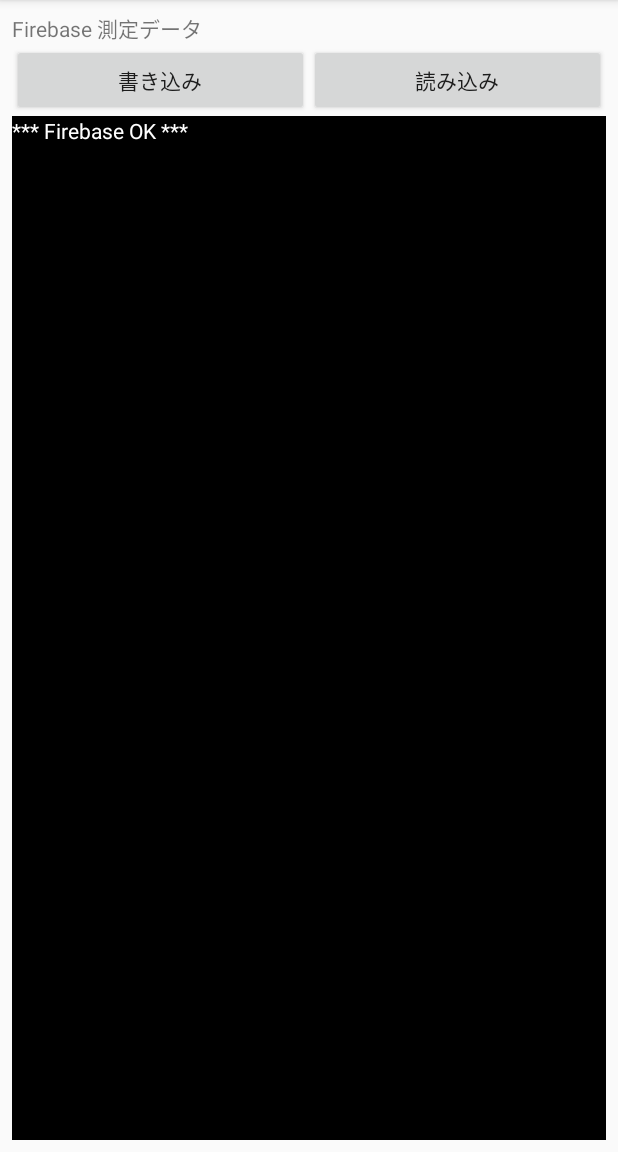
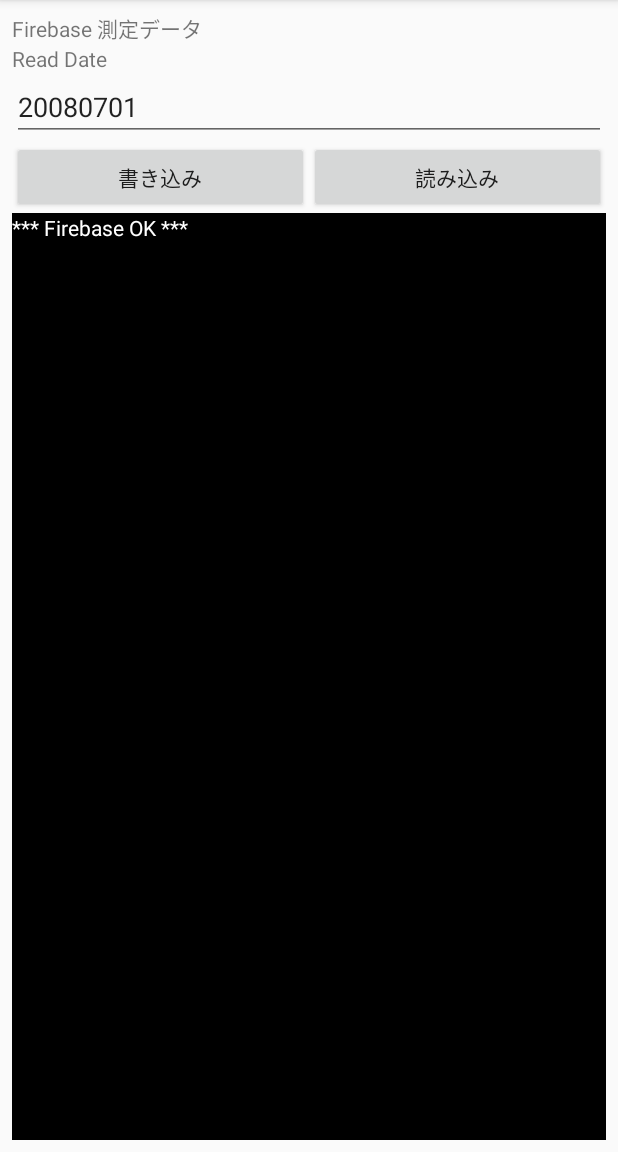
Before and after one commit to IoTken/acacia-android, an Android app: the DebugActivity screen opened directly, with no data from a screen before it, on a phone screen of 412 x 824 dp, the part 84-1236 px from its top. Run offline under Robolectric (Android 15) with nearby library versions, the phone set to English and light mode, and no system bars; our stand-ins replace Firebase (no records; nobody signed in at launch, a user with empty details on screens opened directly).

Commit message:
add EditText

```diff
--- a/app/src/main/java/com/acacia/iotken/acacia/ui/DebugActivity.java
+++ b/app/src/main/java/com/acacia/iotken/acacia/ui/DebugActivity.java
@@ -7,6 +7,7 @@ import android.util.Log;
 import android.view.Menu;
 import android.view.MenuItem;
 import android.view.View;
+import android.widget.EditText;
 import android.widget.ScrollView;
 import android.widget.TextView;
 
@@ -41,10 +42,12 @@ public class DebugActivity extends AppCompatActivity {
             public void onClick(View v) {
                 Log.d(TAG,"onClick button_measurement_read");
                 addLog("*** 読み込み ***\n");
+                EditText editText = findViewById(R.id.editText_readDate);
+                final String readDate = editText.getText().toString();
                 FirebaseManager.readMeasurementData(new FirebaseManager.OnFinishedListener() {
                     @Override
                     public void onSuccess(Map<String, MeasurementData> result) {
-                        addLog("date:\n" + mReadDate + "\n\n");
+                        addLog("date:\n" + readDate + "\n\n");
                         addLog("result:\n" +result + "\n\n");
                         addLog("*** 読み込み完了 ***\n\n");
                     }
@@ -54,7 +57,7 @@ public class DebugActivity extends AppCompatActivity {
                         addLog("*** 読み込み失敗 ***\n\n");
                     }
 
-                }, mReadDate);
+                }, readDate);
             }
         });
 
--- a/app/src/main/res/layout/activity_debug.xml
+++ b/app/src/main/res/layout/activity_debug.xml
@@ -25,9 +25,25 @@
             android:layout_width="match_parent"
             android:layout_height="wrap_content"
             android:text="@string/text_measurement_data"
+            android:focusable="true"
+            android:focusableInTouchMode="true"
             tools:layout_editor_absoluteX="77dp"
             tools:layout_editor_absoluteY="126dp" />
 
+        <TextView
+            android:id="@+id/textView"
+            android:layout_width="match_parent"
+            android:layout_height="wrap_content"
+            android:text="Read Date" />
+
+        <EditText
+            android:id="@+id/editText_readDate"
+            android:layout_width="match_parent"
+            android:layout_height="wrap_content"
+            android:ems="10"
+            android:hint="yyyyMMdd"
+            android:inputType="number"
+            android:text="20080701" />
 
 
         <LinearLayout
```
